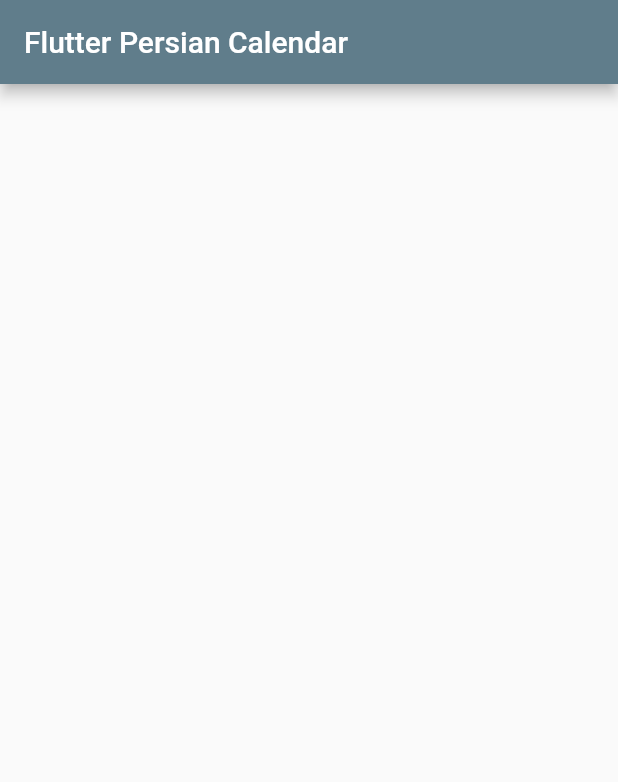
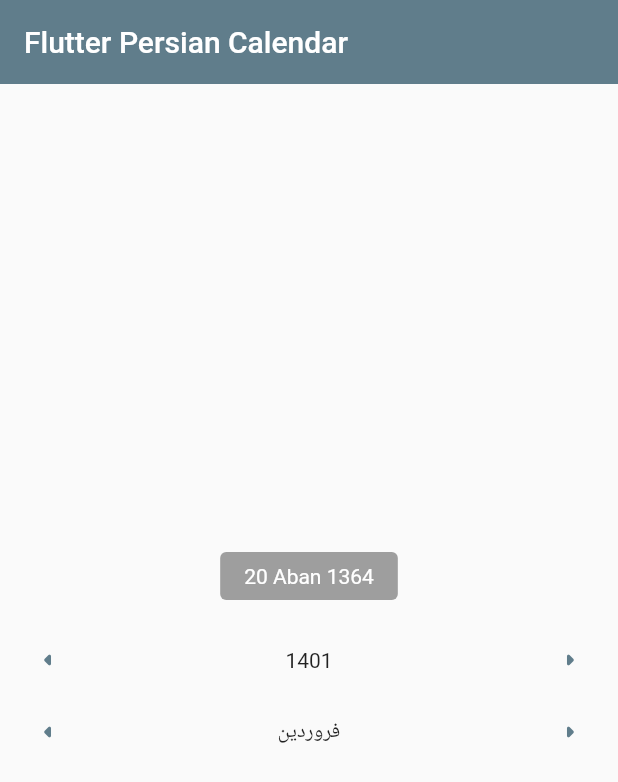
Before and after one commit to hamed-deriv/flutter_persian_calendar, a Flutter app: the screen it shows after launch, on a phone screen of 412 x 824 dp. Shown: the top 782 px of the screen. Run offline on Flutter 3.47's test engine with Material 2 defaults, Android fonts, the phone set to English and light mode, and no system bars.

Commit message:
add basic widgets

```diff
--- a/lib/home_page.dart
+++ b/lib/home_page.dart
@@ -1,13 +1,65 @@
 import 'package:flutter/material.dart';
+import 'package:flutter_persian_calendar/month.dart';
 
-class HomePage extends StatelessWidget {
+import 'package:flutter_persian_calendar/selected_date.dart';
+import 'package:flutter_persian_calendar/value_selector.dart';
+
+class HomePage extends StatefulWidget {
   const HomePage({required this.title, Key? key}) : super(key: key);
 
   final String title;
 
   @override
+  State<HomePage> createState() => _HomePageState();
+}
+
+class _HomePageState extends State<HomePage> {
+  int _currentYear = 1401;
+  Month _selectedMonth = months.first;
+  String _selectedDate = '20 Aban 1364';
+
+  @override
   Widget build(BuildContext context) => Scaffold(
-        appBar: AppBar(title: Text(title)),
-        body: const Center(),
+        appBar: AppBar(elevation: 0, title: Text(widget.title)),
+        body: Center(
+          child: Column(
+            mainAxisAlignment: MainAxisAlignment.center,
+            crossAxisAlignment: CrossAxisAlignment.center,
+            children: <Widget>[
+              SelectedData(value: _selectedDate),
+              const SizedBox(height: 16),
+              ValueSelector<int>(
+                value: _currentYear,
+                leftActionHandler: (int value) {
+                  if (!(value - 1).isNegative) {
+                    _currentYear = value - 1;
+                    setState(() {});
+                  }
+                },
+                rightActionHandler: (int value) =>
+                    setState(() => _currentYear = value + 1),
+              ),
+              ValueSelector<Month>(
+                value: _selectedMonth,
+                leftActionHandler: (Month value) {
+                  if (value.index + 1 <= 12) {
+                    _selectedMonth = months
+                        .firstWhere((month) => month.index == value.index + 1);
+
+                    setState(() {});
+                  }
+                },
+                rightActionHandler: (Month value) {
+                  if (value.index - 1 > 0) {
+                    _selectedMonth = months
+                        .firstWhere((month) => month.index == value.index - 1);
+
+                    setState(() {});
+                  }
+                },
+              ),
+            ],
+          ),
+        ),
       );
 }
--- /dev/null
+++ b/lib/month.dart
@@ -0,0 +1,24 @@
+class Month {
+  const Month(this.index, this.name);
+
+  final int index;
+  final String name;
+
+  @override
+  String toString() => name;
+}
+
+const List<Month> months = <Month>[
+  Month(1, 'فروردین'),
+  Month(2, 'اردیبهشت'),
+  Month(3, 'خرداد'),
+  Month(4, 'تیر'),
+  Month(5, 'مرداد'),
+  Month(6, 'شهریور'),
+  Month(7, 'مهر'),
+  Month(8, 'آبان'),
+  Month(9, 'آذر'),
+  Month(10, 'دی'),
+  Month(11, 'بهمن'),
+  Month(12, 'اسفند'),
+];
--- /dev/null
+++ b/lib/selected_date.dart
@@ -0,0 +1,20 @@
+import 'package:flutter/material.dart';
+
+class SelectedData extends StatelessWidget {
+  const SelectedData({required this.value, Key? key}) : super(key: key);
+
+  final String value;
+
+  @override
+  Widget build(BuildContext context) => Container(
+        padding: const EdgeInsets.symmetric(horizontal: 16, vertical: 8),
+        decoration: BoxDecoration(
+          color: Colors.grey,
+          borderRadius: BorderRadius.circular(4),
+        ),
+        child: Text(
+          value,
+          style: const TextStyle(fontSize: 14, color: Colors.white),
+        ),
+      );
+}
--- /dev/null
+++ b/lib/value_selector.dart
@@ -0,0 +1,41 @@
+import 'package:flutter/material.dart';
+
+class ValueSelector<T> extends StatelessWidget {
+  const ValueSelector({
+    required this.value,
+    Key? key,
+    this.leftAction = const Icon(Icons.arrow_left_rounded),
+    this.rightAction = const Icon(Icons.arrow_right_rounded),
+    this.leftActionHandler,
+    this.rightActionHandler,
+  }) : super(key: key);
+
+  final T value;
+
+  final Widget leftAction;
+  final Widget rightAction;
+
+  final void Function(T)? leftActionHandler;
+  final void Function(T)? rightActionHandler;
+
+  @override
+  Widget build(BuildContext context) {
+    return Row(
+      children: [
+        TextButton(
+          child: leftAction,
+          onPressed: leftActionHandler == null
+              ? null
+              : () => leftActionHandler?.call(value),
+        ),
+        Expanded(child: Center(child: Text('$value'))),
+        TextButton(
+          child: rightAction,
+          onPressed: rightActionHandler == null
+              ? null
+              : () => rightActionHandler?.call(value),
+        )
+      ],
+    );
+  }
+}
--- a/pubspec.yaml
+++ b/pubspec.yaml
@@ -13,6 +13,7 @@
     sdk: flutter
 
   cupertino_icons: ^1.0.2
+  persian_date: ^0.1.5
 
 dev_dependencies:
   flutter_test:
```
Also changed, not shown: pubspec.lock.
